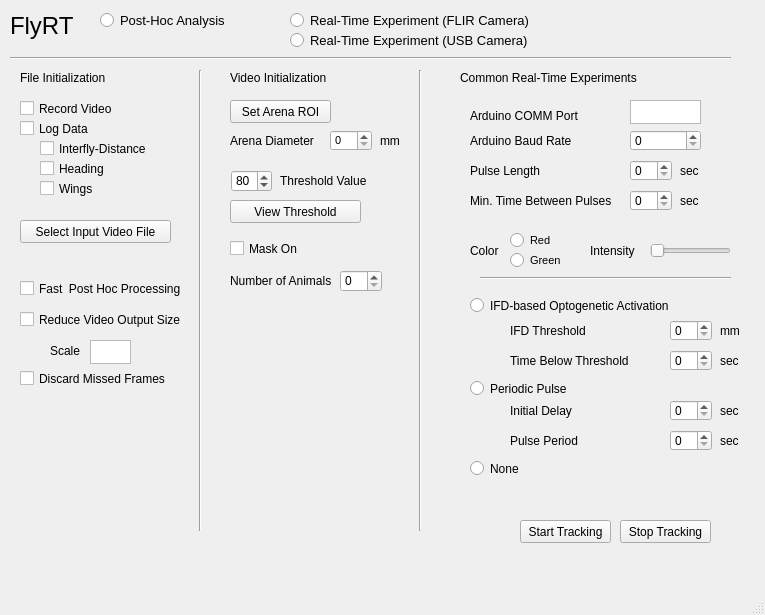
Before: the Qt Designer form FlyRT/FlyRT.ui in flybrains/FlyRT, drawn with Qt 5.
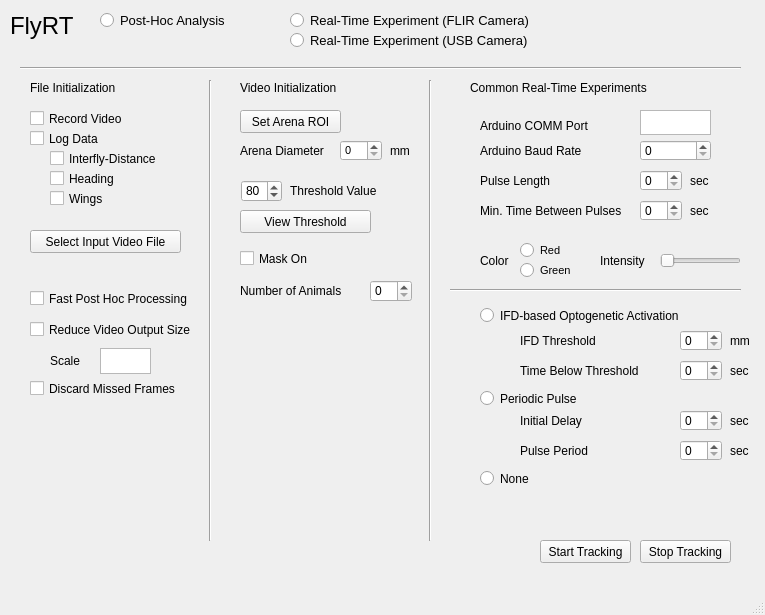
After: the same form once the commit is applied.

What changed in the file:
```diff
--- a/FlyRT/FlyRT.ui
+++ b/FlyRT/FlyRT.ui
@@ -35,8 +35,8 @@
    <widget class="QSpinBox" name="ThreshValueSpin">
     <property name="geometry">
      <rect>
-      <x>231</x>
-      <y>170</y>
+      <x>241</x>
+      <y>180</y>
       <width>41</width>
       <height>22</height>
      </rect>
@@ -69,8 +69,8 @@
    <widget class="QPushButton" name="StartTrackingPB">
     <property name="geometry">
      <rect>
-      <x>520</x>
-      <y>520</y>
+      <x>540</x>
+      <y>540</y>
       <width>91</width>
       <height>23</height>
      </rect>
@@ -106,8 +106,8 @@
    <widget class="QLabel" name="label">
     <property name="geometry">
      <rect>
-      <x>20</x>
-      <y>70</y>
+      <x>30</x>
+      <y>80</y>
       <width>131</width>
       <height>16</height>
      </rect>
@@ -126,8 +126,8 @@
    <widget class="Line" name="line">
     <property name="geometry">
      <rect>
-      <x>10</x>
-      <y>50</y>
+      <x>20</x>
+      <y>60</y>
       <width>721</width>
       <height>16</height>
      </rect>
@@ -139,8 +139,8 @@
    <widget class="Line" name="line_2">
     <property name="geometry">
      <rect>
-      <x>190</x>
-      <y>70</y>
+      <x>200</x>
+      <y>80</y>
       <width>20</width>
       <height>461</height>
      </rect>
@@ -152,8 +152,8 @@
    <widget class="QLabel" name="label_2">
     <property name="geometry">
      <rect>
-      <x>280</x>
-      <y>170</y>
+      <x>290</x>
+      <y>180</y>
       <width>131</width>
       <height>21</height>
      </rect>
@@ -171,8 +171,8 @@
    <widget class="QPushButton" name="SetArenaROIPB">
     <property name="geometry">
      <rect>
-      <x>230</x>
-      <y>100</y>
+      <x>240</x>
+      <y>110</y>
       <width>101</width>
       <height>23</height>
      </rect>
@@ -190,8 +190,8 @@
    <widget class="QPushButton" name="ViewThresholdPB">
     <property name="geometry">
      <rect>
-      <x>230</x>
-      <y>200</y>
+      <x>240</x>
+      <y>210</y>
       <width>131</width>
       <height>23</height>
      </rect>
@@ -209,8 +209,8 @@
    <widget class="QPushButton" name="InputVidPB">
     <property name="geometry">
      <rect>
-      <x>20</x>
-      <y>220</y>
+      <x>30</x>
+      <y>230</y>
       <width>151</width>
       <height>23</height>
      </rect>
@@ -228,8 +228,8 @@
    <widget class="QPushButton" name="StopTrackingPB">
     <property name="geometry">
      <rect>
-      <x>620</x>
-      <y>520</y>
+      <x>640</x>
+      <y>540</y>
       <width>91</width>
       <height>23</height>
      </rect>
@@ -247,8 +247,8 @@
    <widget class="QCheckBox" name="RecordCheck">
     <property name="geometry">
      <rect>
-      <x>20</x>
-      <y>100</y>
+      <x>30</x>
+      <y>110</y>
       <width>101</width>
       <height>17</height>
      </rect>
@@ -266,8 +266,8 @@
    <widget class="QCheckBox" name="LogCheck">
     <property name="geometry">
      <rect>
-      <x>20</x>
-      <y>120</y>
+      <x>30</x>
+      <y>130</y>
       <width>101</width>
       <height>17</height>
      </rect>
@@ -285,8 +285,8 @@
    <widget class="QCheckBox" name="HeadingCheck">
     <property name="geometry">
      <rect>
-      <x>40</x>
-      <y>160</y>
+      <x>50</x>
+      <y>170</y>
       <width>101</width>
       <height>17</height>
      </rect>
@@ -304,8 +304,8 @@
    <widget class="QCheckBox" name="IFDCheck">
     <property name="geometry">
      <rect>
-      <x>40</x>
-      <y>140</y>
+      <x>50</x>
+      <y>150</y>
       <width>161</width>
       <height>17</height>
      </rect>
@@ -323,8 +323,8 @@
    <widget class="QCheckBox" name="WingsCheck">
     <property name="geometry">
      <rect>
-      <x>40</x>
-      <y>180</y>
+      <x>50</x>
+      <y>190</y>
       <width>101</width>
       <height>17</height>
      </rect>
@@ -342,8 +342,8 @@
    <widget class="QLabel" name="label_6">
     <property name="geometry">
      <rect>
-      <x>460</x>
-      <y>70</y>
+      <x>470</x>
+      <y>80</y>
       <width>191</width>
       <height>16</height>
      </rect>
@@ -362,8 +362,8 @@
    <widget class="QLabel" name="label_7">
     <property name="geometry">
      <rect>
-      <x>480</x>
-      <y>110</y>
+      <x>490</x>
+      <y>120</y>
       <width>191</width>
       <height>16</height>
      </rect>
@@ -382,8 +382,8 @@
    <widget class="QRadioButton" name="IFDExperimentRadioButton">
     <property name="geometry">
      <rect>
-      <x>470</x>
-      <y>290</y>
+      <x>480</x>
+      <y>300</y>
       <width>211</width>
       <height>31</height>
      </rect>
@@ -404,10 +404,10 @@
    <widget class="QTextEdit" name="ArduinoCommText">
     <property name="geometry">
      <rect>
-      <x>630</x>
-      <y>100</y>
+      <x>640</x>
+      <y>110</y>
       <width>71</width>
-      <height>24</height>
+      <height>25</height>
      </rect>
     </property>
     <property name="font">
@@ -423,8 +423,8 @@
    <widget class="QSpinBox" name="baudRateSpin">
     <property name="geometry">
      <rect>
-      <x>630</x>
-      <y>130</y>
+      <x>640</x>
+      <y>140</y>
       <width>71</width>
       <height>21</height>
      </rect>
@@ -436,8 +436,8 @@
    <widget class="QLabel" name="ArduinoCommTextLabel">
     <property name="geometry">
      <rect>
-      <x>470</x>
-      <y>100</y>
+      <x>480</x>
+      <y>110</y>
       <width>151</width>
       <height>31</height>
      </rect>
@@ -449,9 +449,9 @@
    <widget class="QLabel" name="ArduinoBaudSpin">
     <property name="geometry">
      <rect>
-      <x>470</x>
-      <y>130</y>
-      <width>101</width>
+      <x>480</x>
+      <y>140</y>
+      <width>161</width>
       <height>21</height>
      </rect>
     </property>
@@ -462,8 +462,8 @@
    <widget class="QLabel" name="label_11">
     <property name="geometry">
      <rect>
-      <x>230</x>
-      <y>130</y>
+      <x>240</x>
+      <y>140</y>
       <width>101</width>
       <height>21</height>
      </rect>
@@ -475,8 +475,8 @@
    <widget class="QSpinBox" name="ArenaDiameterSpin">
     <property name="geometry">
      <rect>
-      <x>330</x>
-      <y>130</y>
+      <x>340</x>
+      <y>140</y>
       <width>42</width>
       <height>21</height>
      </rect>
@@ -535,8 +535,8 @@
    <widget class="QSpinBox" name="pulseLenSpin">
     <property name="geometry">
      <rect>
-      <x>630</x>
-      <y>160</y>
+      <x>640</x>
+      <y>170</y>
       <width>42</width>
       <height>21</height>
      </rect>
@@ -548,9 +548,9 @@
    <widget class="QLabel" name="ArduinoPulseSpin">
     <property name="geometry">
      <rect>
-      <x>470</x>
-      <y>160</y>
-      <width>101</width>
+      <x>480</x>
+      <y>170</y>
+      <width>141</width>
       <height>21</height>
      </rect>
     </property>
@@ -561,8 +561,8 @@
    <widget class="QLabel" name="label_13">
     <property name="geometry">
      <rect>
-      <x>680</x>
-      <y>160</y>
+      <x>690</x>
+      <y>170</y>
       <width>31</width>
       <height>21</height>
      </rect>
@@ -574,8 +574,8 @@
    <widget class="QLabel" name="label_14">
     <property name="geometry">
      <rect>
-      <x>380</x>
-      <y>130</y>
+      <x>390</x>
+      <y>140</y>
       <width>31</width>
       <height>21</height>
      </rect>
@@ -587,8 +587,8 @@
    <widget class="QLabel" name="label_15">
     <property name="geometry">
      <rect>
-      <x>680</x>
-      <y>190</y>
+      <x>690</x>
+      <y>200</y>
       <width>31</width>
       <height>21</height>
      </rect>
@@ -600,9 +600,9 @@
    <widget class="QLabel" name="ArduinoPulseLockoutSpin">
     <property name="geometry">
      <rect>
-      <x>470</x>
-      <y>190</y>
-      <width>161</width>
+      <x>480</x>
+      <y>200</y>
+      <width>181</width>
       <height>21</height>
      </rect>
     </property>
@@ -613,8 +613,8 @@
    <widget class="QSpinBox" name="arduinoLockoutTimeSpin">
     <property name="geometry">
      <rect>
-      <x>630</x>
-      <y>190</y>
+      <x>640</x>
+      <y>200</y>
       <width>42</width>
       <height>21</height>
      </rect>
@@ -626,8 +626,8 @@
    <widget class="QLabel" name="label_5">
     <property name="geometry">
      <rect>
-      <x>230</x>
-      <y>70</y>
+      <x>240</x>
+      <y>80</y>
       <width>191</width>
       <height>16</height>
      </rect>
@@ -646,8 +646,8 @@
    <widget class="QCheckBox" name="DiscardFramesCheck">
     <property name="geometry">
      <rect>
-      <x>20</x>
-      <y>370</y>
+      <x>30</x>
+      <y>380</y>
       <width>181</width>
       <height>17</height>
      </rect>
@@ -665,8 +665,8 @@
    <widget class="QCheckBox" name="VidScaleCheck">
     <property name="geometry">
      <rect>
-      <x>20</x>
-      <y>311</y>
+      <x>30</x>
+      <y>321</y>
       <width>171</width>
       <height>17</height>
      </rect>
@@ -684,10 +684,10 @@
    <widget class="QTextEdit" name="VidScaleTextEdit">
     <property name="geometry">
      <rect>
-      <x>90</x>
-      <y>340</y>
-      <width>41</width>
-      <height>24</height>
+      <x>100</x>
+      <y>348</y>
+      <width>51</width>
+      <height>26</height>
      </rect>
     </property>
     <property name="sizePolicy">
@@ -706,8 +706,8 @@
     <property name="geometry">
      <rect>
       <x>50</x>
-      <y>340</y>
-      <width>31</width>
+      <y>350</y>
+      <width>41</width>
       <height>21</height>
      </rect>
     </property>
@@ -718,8 +718,8 @@
    <widget class="Line" name="line_3">
     <property name="geometry">
      <rect>
-      <x>410</x>
-      <y>70</y>
+      <x>420</x>
+      <y>80</y>
       <width>20</width>
       <height>461</height>
      </rect>
@@ -731,8 +731,8 @@
    <widget class="QRadioButton" name="NoRTERadioButton">
     <property name="geometry">
      <rect>
-      <x>470</x>
-      <y>460</y>
+      <x>480</x>
+      <y>470</y>
       <width>82</width>
       <height>17</height>
      </rect>
@@ -747,8 +747,8 @@
    <widget class="QLabel" name="InputVidPathLabel">
     <property name="geometry">
      <rect>
-      <x>20</x>
-      <y>250</y>
+      <x>30</x>
+      <y>260</y>
       <width>151</width>
       <height>16</height>
      </rect>
@@ -760,8 +760,8 @@
    <widget class="QSpinBox" name="NIndsSpin">
     <property name="geometry">
      <rect>
-      <x>340</x>
-      <y>270</y>
+      <x>370</x>
+      <y>280</y>
       <width>42</width>
       <height>22</height>
      </rect>
@@ -770,8 +770,8 @@
    <widget class="QLabel" name="label_4">
     <property name="geometry">
      <rect>
-      <x>230</x>
-      <y>270</y>
+      <x>240</x>
+      <y>280</y>
       <width>121</width>
       <height>21</height>
      </rect>
@@ -783,8 +783,8 @@
    <widget class="QCheckBox" name="MaskOnCheck">
     <property name="geometry">
      <rect>
-      <x>230</x>
-      <y>240</y>
+      <x>240</x>
+      <y>250</y>
       <width>101</width>
       <height>17</height>
      </rect>
@@ -802,8 +802,8 @@
    <widget class="QLabel" name="ArduinoPulseSpin_2">
     <property name="geometry">
      <rect>
-      <x>510</x>
-      <y>320</y>
+      <x>520</x>
+      <y>330</y>
       <width>101</width>
       <height>21</height>
      </rect>
@@ -815,8 +815,8 @@
    <widget class="QLabel" name="label_16">
     <property name="geometry">
      <rect>
-      <x>720</x>
-      <y>320</y>
+      <x>730</x>
+      <y>330</y>
       <width>31</width>
       <height>21</height>
      </rect>
@@ -828,8 +828,8 @@
    <widget class="QSpinBox" name="IFDThreshSpin">
     <property name="geometry">
      <rect>
-      <x>670</x>
-      <y>320</y>
+      <x>680</x>
+      <y>330</y>
       <width>42</width>
       <height>21</height>
      </rect>
@@ -862,8 +862,8 @@
    <widget class="QLabel" name="ArduinoPulseSpin_3">
     <property name="geometry">
      <rect>
-      <x>510</x>
-      <y>350</y>
+      <x>520</x>
+      <y>360</y>
       <width>121</width>
       <height>21</height>
      </rect>
@@ -875,8 +875,8 @@
    <widget class="QSpinBox" name="TimeBelowIFDThreshSpin">
     <property name="geometry">
      <rect>
-      <x>670</x>
-      <y>350</y>
+      <x>680</x>
+      <y>360</y>
       <width>42</width>
       <height>21</height>
      </rect>
@@ -888,8 +888,8 @@
    <widget class="QLabel" name="label_17">
     <property name="geometry">
      <rect>
-      <x>720</x>
-      <y>350</y>
+      <x>730</x>
+      <y>360</y>
       <width>31</width>
       <height>21</height>
      </rect>
@@ -901,8 +901,8 @@
    <widget class="QCheckBox" name="multiCheck">
     <property name="geometry">
      <rect>
-      <x>20</x>
-      <y>280</y>
+      <x>30</x>
+      <y>290</y>
       <width>201</width>
       <height>17</height>
      </rect>
@@ -914,14 +914,14 @@
      </font>
     </property>
     <property name="text">
-     <string>Fast  Post Hoc Processing</string>
+     <string>Fast Post Hoc Processing</string>
     </property>
    </widget>
    <widget class="QRadioButton" name="PeriodicPulseRTERadioButton">
     <property name="geometry">
      <rect>
-      <x>470</x>
-      <y>380</y>
+      <x>480</x>
+      <y>390</y>
       <width>111</width>
       <height>17</height>
      </rect>
@@ -936,8 +936,8 @@
    <widget class="QRadioButton" name="RTERedRadioButton">
     <property name="geometry">
      <rect>
-      <x>510</x>
-      <y>230</y>
+      <x>520</x>
+      <y>240</y>
       <width>71</width>
       <height>21</height>
      </rect>
@@ -954,8 +954,8 @@
    <widget class="QRadioButton" name="RTEGreenRadioButton">
     <property name="geometry">
      <rect>
-      <x>510</x>
-      <y>250</y>
+      <x>520</x>
+      <y>260</y>
       <width>71</width>
       <height>21</height>
      </rect>
@@ -972,8 +972,8 @@
    <widget class="QLabel" name="label_8">
     <property name="geometry">
      <rect>
-      <x>470</x>
-      <y>230</y>
+      <x>480</x>
+      <y>240</y>
       <width>47</width>
       <height>41</height>
      </rect>
@@ -985,8 +985,8 @@
    <widget class="QLabel" name="label_9">
     <property name="geometry">
      <rect>
-      <x>590</x>
-      <y>230</y>
+      <x>600</x>
+      <y>240</y>
       <width>51</width>
       <height>41</height>
      </rect>
@@ -998,8 +998,8 @@
    <widget class="QSlider" name="intensitySlider">
     <property name="geometry">
      <rect>
-      <x>650</x>
-      <y>240</y>
+      <x>660</x>
+      <y>250</y>
       <width>81</width>
       <height>22</height>
      </rect>
@@ -1011,10 +1011,10 @@
    <widget class="Line" name="line_4">
     <property name="geometry">
      <rect>
-      <x>480</x>
-      <y>270</y>
-      <width>251</width>
-      <height>16</height>
+      <x>450</x>
+      <y>280</y>
+      <width>291</width>
+      <height>20</height>
      </rect>
     </property>
     <property name="orientation">
@@ -1024,8 +1024,8 @@
    <widget class="QLabel" name="ArduinoPulseSpin_4">
     <property name="geometry">
      <rect>
-      <x>510</x>
-      <y>400</y>
+      <x>520</x>
+      <y>410</y>
       <width>101</width>
       <height>21</height>
      </rect>
@@ -1037,8 +1037,8 @@
    <widget class="QSpinBox" name="RTPeriodicPulseSpin">
     <property name="geometry">
      <rect>
-      <x>670</x>
-      <y>430</y>
+      <x>680</x>
+      <y>440</y>
       <width>42</width>
       <height>21</height>
      </rect>
@@ -1050,8 +1050,8 @@
    <widget class="QLabel" name="label_18">
     <property name="geometry">
      <rect>
-      <x>720</x>
-      <y>430</y>
+      <x>730</x>
+      <y>440</y>
       <width>31</width>
       <height>21</height>
      </rect>
@@ -1063,8 +1063,8 @@
    <widget class="QSpinBox" name="RTPeriodicDelaySpin">
     <property name="geometry">
      <rect>
-      <x>670</x>
-      <y>400</y>
+      <x>680</x>
+      <y>410</y>
       <width>42</width>
       <height>21</height>
      </rect>
@@ -1076,8 +1076,8 @@
    <widget class="QLabel" name="RTPeriodicPeriodSpin">
     <property name="geometry">
      <rect>
-      <x>510</x>
-      <y>430</y>
+      <x>520</x>
+      <y>440</y>
       <width>121</width>
       <height>21</height>
      </rect>
@@ -1089,8 +1089,8 @@
    <widget class="QLabel" name="label_19">
     <property name="geometry">
      <rect>
-      <x>720</x>
-      <y>400</y>
+      <x>730</x>
+      <y>410</y>
       <width>31</width>
       <height>21</height>
      </rect>
```
